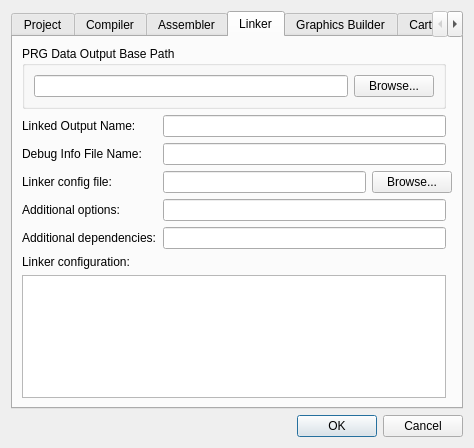
This is designers/project_properties/projectpropertiesdialog.ui in christopherpow/nesicide as Qt 5 draws it before an edit. The edited form follows.
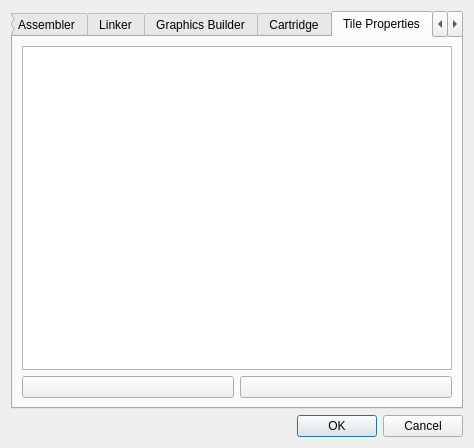
This is the edited form. Icons and pictures are not drawn.

Commit message: Starting to flesh out properties for tiles/etc.

Diff of the .ui file:
```diff
--- a/designers/project_properties/projectpropertiesdialog.ui
+++ b/designers/project_properties/projectpropertiesdialog.ui
@@ -33,7 +33,7 @@
    <item row="1" column="0">
     <widget class="QTabWidget" name="tabWidget">
      <property name="currentIndex">
-      <number>3</number>
+      <number>6</number>
      </property>
      <property name="usesScrollButtons">
       <bool>true</bool>
@@ -566,6 +566,72 @@
        </item>
       </layout>
      </widget>
+     <widget class="QWidget" name="tab">
+      <attribute name="title">
+       <string>Tile Properties</string>
+      </attribute>
+      <layout class="QGridLayout" name="gridLayout_7">
+       <item row="1" column="0">
+        <widget class="QPushButton" name="addProperty">
+         <property name="text">
+          <string/>
+         </property>
+         <property name="icon">
+          <iconset resource="../../resource.qrc">
+           <normaloff>:/resources/22_item_add.png</normaloff>:/resources/22_item_add.png</iconset>
+         </property>
+        </widget>
+       </item>
+       <item row="1" column="1">
+        <widget class="QPushButton" name="removeProperty">
+         <property name="text">
+          <string/>
+         </property>
+         <property name="icon">
+          <iconset resource="../../resource.qrc">
+           <normaloff>:/resources/22_item_remove.png</normaloff>:/resources/22_item_remove.png</iconset>
+         </property>
+        </widget>
+       </item>
+       <item row="0" column="0" colspan="2">
+        <widget class="QTableView" name="propertyTableView">
+         <property name="editTriggers">
+          <set>QAbstractItemView::NoEditTriggers</set>
+         </property>
+         <property name="selectionMode">
+          <enum>QAbstractItemView::SingleSelection</enum>
+         </property>
+         <property name="selectionBehavior">
+          <enum>QAbstractItemView::SelectRows</enum>
+         </property>
+         <property name="showGrid">
+          <bool>false</bool>
+         </property>
+         <property name="gridStyle">
+          <enum>Qt::NoPen</enum>
+         </property>
+         <property name="sortingEnabled">
+          <bool>true</bool>
+         </property>
+         <property name="wordWrap">
+          <bool>false</bool>
+         </property>
+         <property name="cornerButtonEnabled">
+          <bool>false</bool>
+         </property>
+         <attribute name="horizontalHeaderShowSortIndicator" stdset="0">
+          <bool>true</bool>
+         </attribute>
+         <attribute name="horizontalHeaderStretchLastSection">
+          <bool>true</bool>
+         </attribute>
+         <attribute name="verticalHeaderVisible">
+          <bool>false</bool>
+         </attribute>
+        </widget>
+       </item>
+      </layout>
+     </widget>
      <widget class="QWidget" name="paletteTab">
       <attribute name="title">
        <string>System Palette</string>
```
The commit also changes 33 other files.
